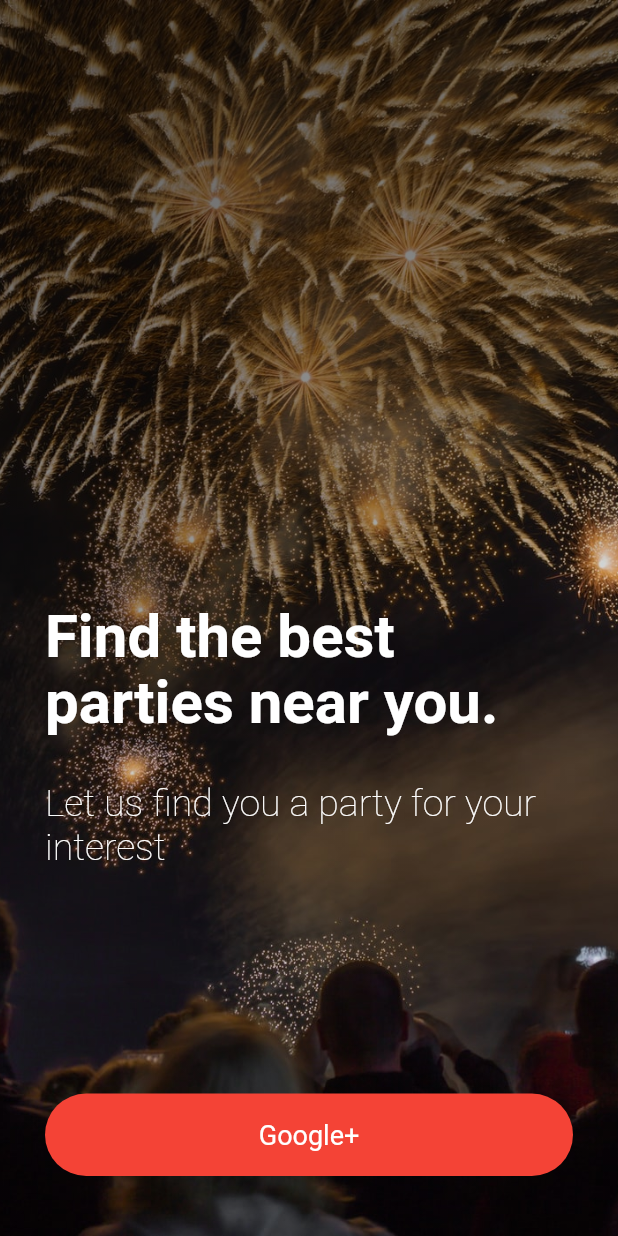
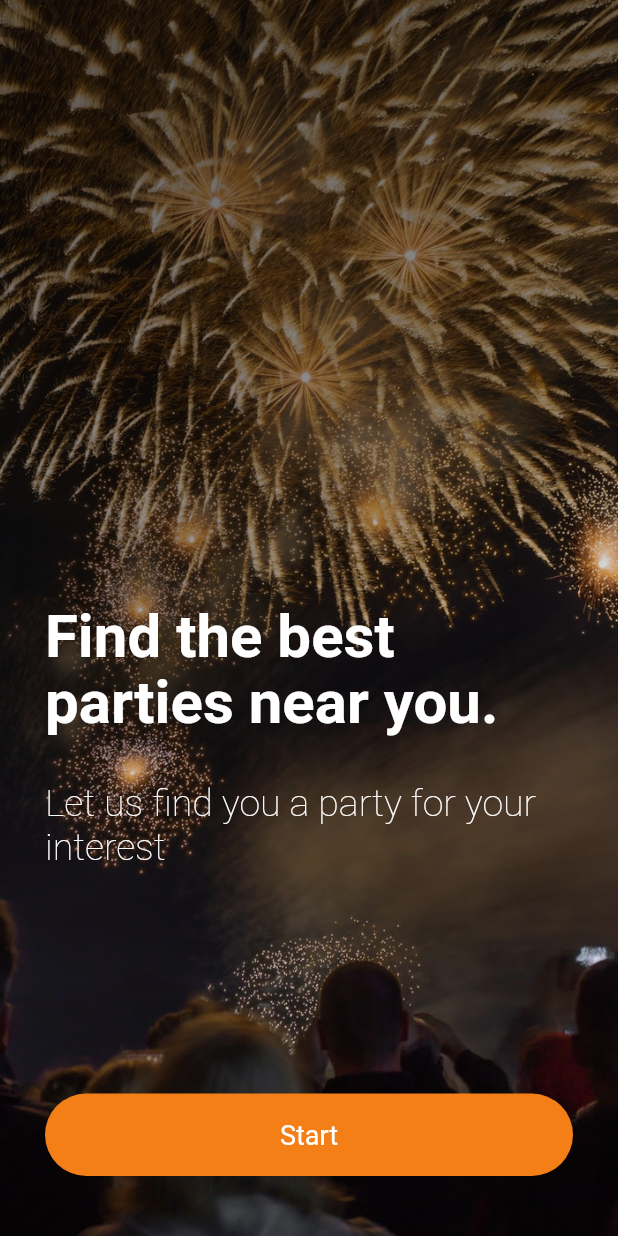
Before and after one commit to kurbanovxurshidbek/pdp_ui6_party, a Flutter app: the screen it shows after launch, on a phone screen of 412 x 824 dp. Run offline on Flutter 3.47's test engine with Material 2 defaults, Android fonts, the phone set to English and light mode, and no system bars; our stand-ins replace simple_animations.

Commit message:
Initial Commit

```diff
--- a/lib/pages/home_page.dart
+++ b/lib/pages/home_page.dart
@@ -7,7 +7,7 @@ class HomePage extends StatefulWidget {
 }
 
 class _HomePageState extends State<HomePage> {
-  bool _isLogin = false;
+  bool _isLogin = true;
 
   @override
   Widget build(BuildContext context) {
@@ -58,23 +58,33 @@ class _HomePageState extends State<HomePage> {
               SizedBox(
                 height: 150,
               ),
-              FadeAnimation(1.5,Container(
+
+              _isLogin?
+              Container(
                 height: 55,
                 decoration: BoxDecoration(
                   borderRadius: BorderRadius.circular(50),
-                  color: _isLogin ? Colors.yellow[900] : Colors.red,
+                  color: Colors.yellow[900]
                 ),
                 child: Center(
-                    child: _isLogin
-                        ? Text(
+                    child: Text(
                       "Start",
                       style: TextStyle(color: Colors.white, fontSize: 18),
-                    )
-                        : Text(
+                    )),
+              ):
+
+              Container(
+                height: 55,
+                decoration: BoxDecoration(
+                    borderRadius: BorderRadius.circular(50),
+                    color: Colors.red
+                ),
+                child: Center(
+                    child: Text(
                       "Google+",
                       style: TextStyle(color: Colors.white, fontSize: 18),
                     )),
-              ),),
+              ),
 
               SizedBox(
                 height: 10,
```
